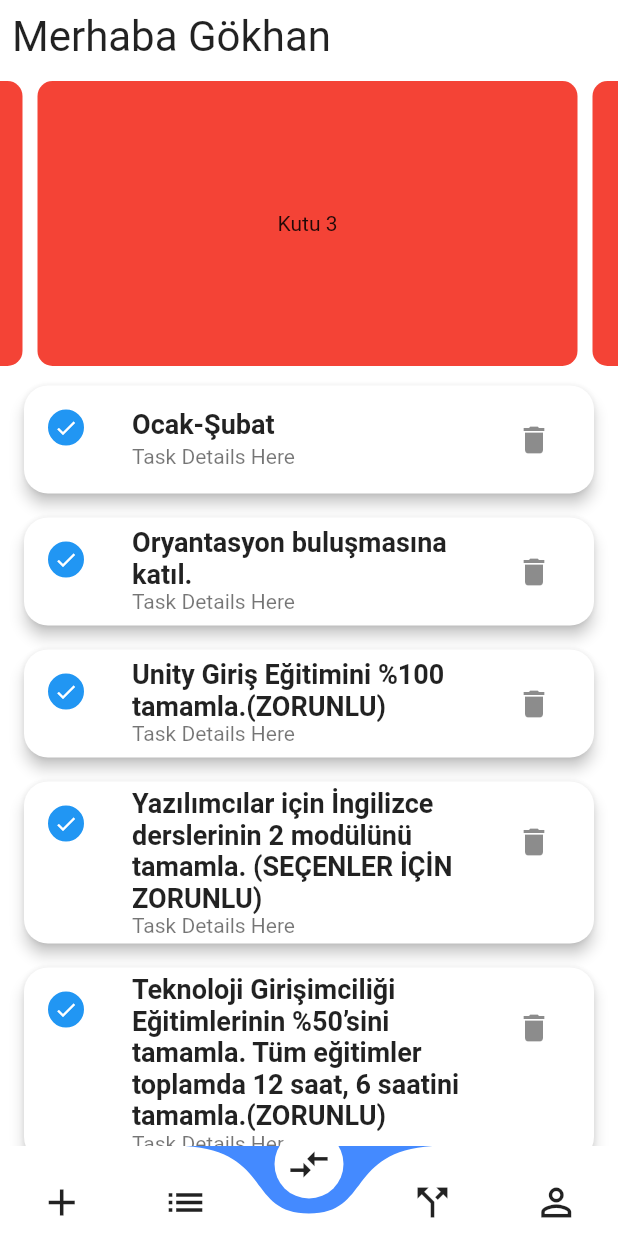
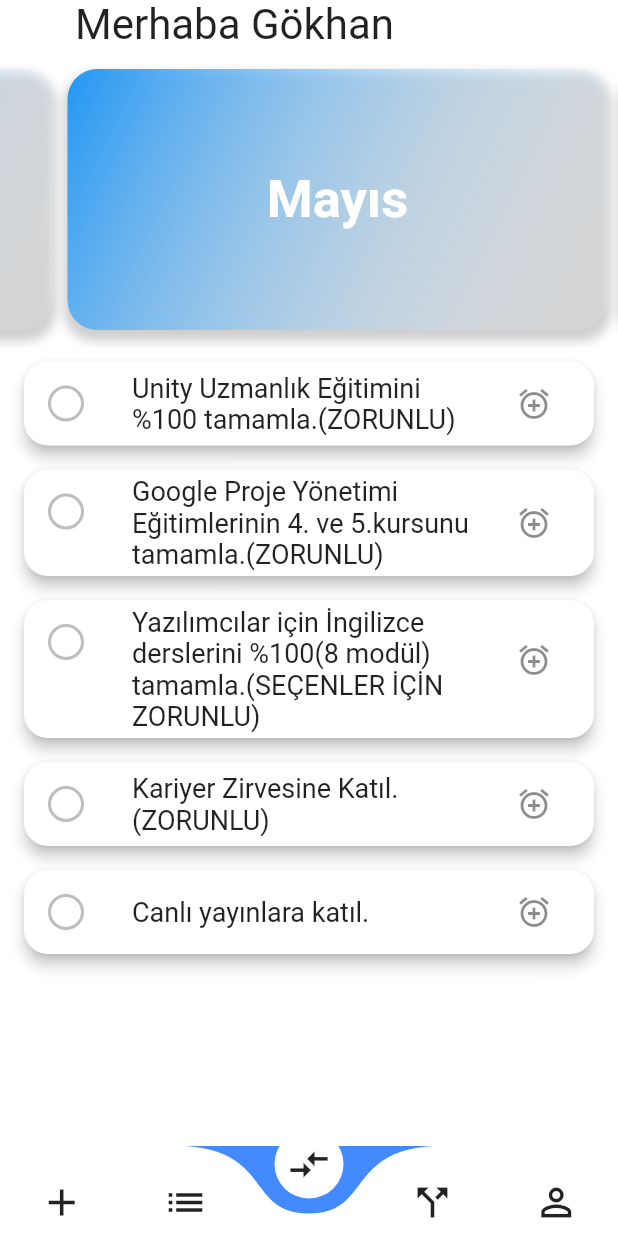
Before and after one commit to GokhanOzkaya/asd, a Flutter app: the screen it shows after launch, on a phone screen of 412 x 824 dp. Run offline on Flutter 3.47's test engine with Material 2 defaults, Android fonts, the phone set to English and light mode, and no system bars; drawn by our look-alikes of curved_navigation_bar.

Commit message:
görevler geliyor

```diff
--- /dev/null
+++ b/lib/GorevClass.dart
@@ -0,0 +1,8 @@
+class Gorev{
+  String? gorevTanimi;
+  int? aitOlduguAy;
+  String? aitOlduguGrup;
+
+  Gorev({this.gorevTanimi,this.aitOlduguAy,this.aitOlduguGrup});
+
+}
--- /dev/null
+++ b/lib/a.dart
@@ -0,0 +1,81 @@
+class Gorev {
+  String ad;
+  bool tamamlandiMi;
+
+  Gorev({required this.ad, required this.tamamlandiMi});
+}
+
+class GorevVeri {
+  List<List<Gorev>> _gorevler = [
+    [
+      Gorev(ad: 'Oryantasyon buluşmasına katıl.', tamamlandiMi: false),
+      Gorev(ad: 'Unity Giriş Eğitimini %100 tamamla.(ZORUNLU)', tamamlandiMi: true),
+      Gorev(ad: 'Yazılımcılar için İngilizce derslerinin 2 modülünü tamamla. (SEÇENLER İÇİN ZORUNLU)', tamamlandiMi: false),
+      Gorev(ad: 'Teknoloji Girişimciliği Eğitimlerinin %50’sini tamamla. Tüm eğitimler toplamda 12 saat, 6 saatini tamamla.(ZORUNLU)', tamamlandiMi: false),
+      Gorev(ad: 'Google Proje Yönetimi Eğitimlerinin 1. kursunu  tamamla.(ZORUNLU)', tamamlandiMi: true),
+      Gorev(ad: "Networking atölyesini tamamla. 1'ine katılım yeterli.", tamamlandiMi: false),
+      Gorev(ad: 'Sosyal Beceri Eğitimlerine katıl', tamamlandiMi: false),
+      Gorev(ad: 'Kariyer Buluşması’na katıl.', tamamlandiMi: true),
+      Gorev(ad: 'Zaman Yönetimi etkinliğine katıl.', tamamlandiMi: false),
+      Gorev(ad: 'Github BTK Akademi derslerine göz at ve Akademi Github görevlerini tamamla.', tamamlandiMi: false),
+    ],
+    [
+      Gorev(ad: 'Deprem nedeniyle topluluk iletişimi odağa alındı, görevler Temmuz ayına dek uzatıldı. Depremden etkilenen arkadaşlarımıza 2023 yılı bursiyeri olma hakkı verildi. Bu hakkı kullanmak isteyen arkadaşlarımız sistemlerden çıkarılacak ve seneye sıfırdan tüm eğitimleri alacaklar, Slack kanalında kalmaya devam edebilecekler.', tamamlandiMi: true),
+    ],
+    [
+      Gorev(ad: 'Unity Uzmanlık Eğitimlerinin 1-10 arası modüllerini (%34) tamamla.(ZORUNLU)', tamamlandiMi: false),
+      Gorev(ad: 'Google Proje Yönetimi Eğitimlerinin 2. kursunu tamamla. (ZORUNLU)', tamamlandiMi: false),
+      Gorev(ad: 'Yazılımcılar için İngilizce derslerinin ilk 4 modülünü tamamla.(SEÇENLER İÇİN ZORUNLU)', tamamlandiMi: false),
+      Gorev(ad: 'Teknoloji Girişimciliği Eğitimlerini %100 tamamla.(ZORUNLU)', tamamlandiMi: false),
+      Gorev(ad: 'Ideathon’a katıl.', tamamlandiMi: false),
+      Gorev(ad: 'Ayın Github görevlerini tamamla.', tamamlandiMi: false),
+      Gorev(ad: 'Canlı yayınlara katıl.', tamamlandiMi: false),
+    ],
+    [
+      Gorev(ad: 'Unity Uzmanlık Eğitimlerinin 11-19 arası modüllerini (%70) tamamla.(ZORUNLU)', tamamlandiMi: false),
+      Gorev(ad: 'Google Proje Yönetimi Eğitimlerinin 3.kursunu tamamla.(ZORUNLU)', tamamlandiMi: false),
+      Gorev(ad: 'Yazılımcılar için İngilizce derslerinin ilk 6 modülünü tamamla.(SEÇENLER İÇİN ZORUNLU)', tamamlandiMi: false),
+      Gorev(ad: 'Game & App Jam’e katıl.(ZORUNLU)', tamamlandiMi: false),
+      Gorev(ad: 'Canlı yayınlara katıl.', tamamlandiMi: false),
+    ],
+    [
+    Gorev(ad: 'Unity Uzmanlık Eğitimini %100 tamamla.(ZORUNLU)', tamamlandiMi: false),
+    Gorev(ad: 'Google Proje Yönetimi Eğitimlerinin 4. ve 5.kursunu tamamla.(ZORUNLU)', tamamlandiMi: false),
+    Gorev(ad: 'Yazılımcılar için İngilizce derslerini %100(8 modül) tamamla.(SEÇENLER İÇİN ZORUNLU)', tamamlandiMi: false),
+    Gorev(ad: 'Kariyer Zirvesine Katıl. (ZORUNLU)', tamamlandiMi: false),
+    Gorev(ad: 'Canlı yayınlara katıl.', tamamlandiMi: false),
+    ],
+    [
+      Gorev(ad: 'Eksik kalan tüm eğitimlerini tamamla! Rozetlerini al', tamamlandiMi: false),
+      Gorev(ad: 'Google Proje Yönetimi Eğitimlerinin 6.kursunu tamamla.(ZORUNLU)', tamamlandiMi: false),
+      Gorev(ad: 'Kariyer Buluşması’na Katıl.', tamamlandiMi: false),
+      Gorev(ad: 'Mezuniyet BOOTCAMP’ine Odaklan.', tamamlandiMi: false),
+      Gorev(ad: 'Canlı yayınlara katıl.', tamamlandiMi: false),
+    ],
+    [
+      Gorev(ad: 'BOOTCAMP’i tamamla.', tamamlandiMi: false),
+      Gorev(ad: 'Mezuniyet Törenine katıl.', tamamlandiMi: false),
+      Gorev(ad: 'Sertifikalarını al.', tamamlandiMi: false),
+      Gorev(ad: 'Mezunlar ağına dahil ol', tamamlandiMi: false),
+    ],
+    // diğer aylara ait görevler buraya eklenebilir
+  ];
+
+  List<String> aylar = [
+    'Ocak',
+    'Şubat',
+    'Mart',
+    'Nisan',
+    'Mayıs',
+    'Haziran',
+    'Temmuz',
+  ];
+
+  List<Gorev> getGorevlerForMonth(int ay) {
+    return _gorevler[ay - 1];
+  }
+
+  Gorev getGorevForMonth(int ay, int index) {
+    return _gorevler[ay - 1][index];
+  }
+}
--- a/lib/main.dart
+++ b/lib/main.dart
@@ -1,6 +1,6 @@
 import 'package:flutter/material.dart';
 import 'package:curved_navigation_bar/curved_navigation_bar.dart';
-import 'package:fteamdeneme/contact.dart';
+import 'package:fteamdeneme/a.dart';
 
 void main() => runApp(MaterialApp(home: HomePage()));
 
@@ -96,119 +96,29 @@ class SecondPage extends StatelessWidget {
   }
 }
 
-
-
 class ThirdPage extends StatefulWidget {
   const ThirdPage({Key? key}) : super(key: key);
 
   @override
   State<ThirdPage> createState() => _ThirdPageState();
 }
+
 class _ThirdPageState extends State<ThirdPage> {
   late ScrollController scrollController;
-  int selectedMonth = 3;
 
+  GorevVeri gorevveri1 = GorevVeri();
+  int selectedMonth = 5;
 
-    List <String> unitytasks = [
-    """Ocak-Şubat""",
-    """Oryantasyon buluşmasına katıl.""",
-    """Unity Giriş Eğitimini %100 tamamla.(ZORUNLU)	""",
-    """Yazılımcılar için İngilizce derslerinin 2 modülünü tamamla. (SEÇENLER İÇİN ZORUNLU)""",
-    """Teknoloji Girişimciliği Eğitimlerinin %50’sini tamamla. Tüm eğitimler toplamda 12 saat, 6 saatini tamamla.(ZORUNLU)""",
-    """Google Proje Yönetimi Eğitimlerinin 1. kursunu  tamamla.(ZORUNLU)""",
-    """Networking atölyesini tamamla. 1'ine katılım yeterli.""",
-    """Sosyal Beceri Eğitimlerine katıl.""",
-    """Kariyer Buluşması’na katıl.""",
-    """Zaman Yönetimi etkinliğine katıl.""",
-    """Github BTK Akademi derslerine göz at ve Akademi Github görevlerini tamamla.""",
-    """Şubat""",
-    """Deprem nedeniyle topluluk iletişimi odağa alındı, görevler Temmuz ayına dek uzatıldı. Depremden etkilenen arkadaşlarımıza 2023 yılı bursiyeri olma hakkı verildi. Bu hakkı kullanmak isteyen arkadaşlarımız sistemlerden çıkarılacak ve seneye sıfırdan tüm eğitimleri alacaklar, Slack kanalında kalmaya devam edebilecekler.""",
-    """Mart""",
-    """Unity Uzmanlık Eğitimlerinin 1-10 arası modüllerini (%34) tamamla.(ZORUNLU)""",
-    """Google Proje Yönetimi Eğitimlerinin 2. kursunu tamamla. (ZORUNLU)""",
-    """Yazılımcılar için İngilizce derslerinin ilk 4 modülünü tamamla.(SEÇENLER İÇİN ZORUNLU)""",
-    """Teknoloji Girişimciliği Eğitimlerini %100 tamamla.(ZORUNLU)""",
-    """Ideathon’a katıl.""",
-    """Ayın Github görevlerini tamamla.""",
-    """Canlı yayınlara katıl.""",
-    """Nisan""",
-    """Unity Uzmanlık Eğitimlerinin 11-19 arası modüllerini (%70) tamamla.(ZORUNLU)""",
-    """Google Proje Yönetimi Eğitimlerinin 3.kursunu tamamla.(ZORUNLU)""",
-    """Yazılımcılar için İngilizce derslerinin ilk 6 modülünü tamamla.(SEÇENLER İÇİN ZORUNLU) """,
-    """Game & App Jam’e katıl.(ZORUNLU)""",
-    """Canlı yayınlara katıl.""",
-    """Mayıs""",
-    """Unity Uzmanlık Eğitimini %100 tamamla.(ZORUNLU)""",
-    """Google Proje Yönetimi Eğitimlerinin 4. ve 5.kursunu tamamla.(ZORUNLU)""",
-    """Yazılımcılar için İngilizce derslerini %100(8 modül) tamamla.(SEÇENLER İÇİN ZORUNLU)""",
-    """Kariyer Zirvesine Katıl. (ZORUNLU)""",
-    """Canlı yayınlara katıl.""",
-    """Haziran""",
-    """Eksik kalan tüm eğitimlerini tamamla! Rozetlerini al""",
-    """Google Proje Yönetimi Eğitimlerinin 6.kursunu tamamla.(ZORUNLU)""",
-    """Kariyer Buluşması’na Katıl.""",
-    """Mezuniyet BOOTCAMP’ine Odaklan.""",
-    """Canlı yayınlara katıl.""",
-    """Temmuz""",
-    """BOOTCAMP’i tamamla.""",
-    """Mezuniyet Törenine katıl.""",
-    """Sertifikalarını al.""",
-    """Mezunlar ağına dahil ol """,
-    ];
-
-
-
-bool isChecked =true;
   @override
   void initState() {
     super.initState();
-    scrollController = ScrollController(initialScrollOffset: (360) * (selectedMonth-1));
+    scrollController = ScrollController(initialScrollOffset: (360) * (selectedMonth - 1));
   }
 
-  @override
-  Widget build(BuildContext context) {
-    return Container(
-      color: Colors.white,
-      child: Column(
-        children: [
-          Row(
-            mainAxisAlignment: MainAxisAlignment.start,
-            children: [
-              Padding(
-                padding: const EdgeInsets.all(8.0),
-                child: Text('Merhaba Gökhan',textScaleFactor: 2,),
-              ),
-            ],
-          ),
-          Container(
-            height: 200,
-            child: ListView.builder(
-              controller: scrollController,
-              itemCount: 10,
-              scrollDirection: Axis.horizontal,
-              itemBuilder: (BuildContext context, int index) {
-                return SafeArea(
-                  child: Container(
-                    margin: EdgeInsets.all(5),
-                    width: 360,
-                    decoration: BoxDecoration(
-                      color: Colors.red,
-                      borderRadius: BorderRadius.circular(10),
-                    ),
-                    child: Center(
-                      child: Text('Kutu ${index + 1}'),
-                    ),
-                  ),
-                );
-              },
-            ),
-          ),
-          Expanded(
-            child: ListView.builder(
-              itemCount: unitytasks.length,
-              itemBuilder: (BuildContext context, int index) {
-                return
-                  Card(
+  Card buildCard(int index, int month) {
+    bool isChecked = gorevveri1.getGorevForMonth(month, index).tamamlandiMi;
+
+    return Card(
       elevation: 4,
       margin: EdgeInsets.symmetric(horizontal: 16, vertical: 8),
       shape: RoundedRectangleBorder(borderRadius: BorderRadius.circular(16)),
@@ -217,6 +127,7 @@ bool isChecked =true;
           onTap: () {
             setState(() {
               isChecked = !isChecked;
+              gorevveri1.getGorevForMonth(month, index).tamamlandiMi = isChecked;
             });
           },
           child: Container(
@@ -243,27 +154,99 @@ bool isChecked =true;
           ),
         ),
         title: Text(
-                        unitytasks[index],
-                        style: TextStyle(fontSize: 18, fontWeight: FontWeight.bold),
+          '${gorevveri1.getGorevForMonth(month, index).ad}',
+          style: TextStyle(
+            fontSize: 18,
+            decoration: isChecked ? TextDecoration.lineThrough : TextDecoration.none,
           ),
-                      subtitle: Text(
-                        "Task Details Here",
-                        style: TextStyle(fontSize: 14),
         ),
         trailing: IconButton(
-                        icon: Icon(Icons.delete),
+          icon: Icon(Icons.alarm_add),
           onPressed: () {
-                          // delete task
+            // add alarm
           },
+        ),
+      ),
+    );
+  }
+
+  @override
+  Widget build(BuildContext context) {
+    return Container(
+      color: Colors.white,
+      child: Column(
+        children: [
+          Row(
+            mainAxisAlignment: MainAxisAlignment.start,
+            children: [
+              Padding(
+                padding: const EdgeInsets.symmetric(horizontal: 50.0),
+                child: Text(
+                  'Merhaba Gökhan',
+                  textScaleFactor: 2,
+                ),
+              ),
+            ],
+          ),
+          Container(
+            height: 200,
+            child: ListView.builder(
+              controller: scrollController,
+              itemCount: 7,
+              scrollDirection: Axis.horizontal,
+              itemBuilder: (BuildContext context, int index) {
+                return SafeArea(
+                  child: Padding(
+                    padding: const EdgeInsets.symmetric(vertical: 8.0),
+                    child: Container(
+                      margin: EdgeInsets.all(5),
+                      width: 360,
+                      decoration: BoxDecoration(
+                        gradient: LinearGradient(
+                          colors: [
+                            Colors.blue,
+                            Colors.white10,
+                          ],
+                          begin: Alignment.topLeft,
+                          end: Alignment.bottomRight,
+                        ),
+                        borderRadius: BorderRadius.circular(20),
+                        boxShadow: [
+                          BoxShadow(
+                            color: Colors.grey.withOpacity(0.5),
+                            spreadRadius: 2,
+                            blurRadius: 5,
+                            offset: Offset(0, 5), // vertical shadow
+                          ),
+                        ],
+                      ),
+                      child: Column(
+                        mainAxisAlignment: MainAxisAlignment.center,
+                        children: [
+                          Text(
+                            '${gorevveri1.aylar[index]}',
+                            style: TextStyle(
+                              fontSize: 35,
+                              color: Colors.white,
+                              fontWeight: FontWeight.bold,
+                            ),
+                          ),
+                        ],
+                      ),
                     ),
                   ),
                 );
               },
             ),
           ),
-
-
-        ],
+      Expanded(
+        child: ListView.builder(
+          itemCount: gorevveri1.getGorevlerForMonth(selectedMonth).length,
+          itemBuilder: (BuildContext context, int index) {
+            return buildCard(index, selectedMonth);
+          },
+        ),
+      )],
       ),
     );
   }
```
Also changed, not shown: lib/contact.dart (+71 -0 lines). Lines whose indentation alone changed are shown as unchanged.
